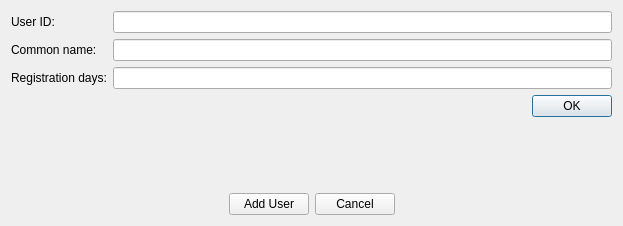
Above: src/qt/forms/bdapadduserdialog.ui from duality-solutions/Dynamic before the change. Below: the same form after it.
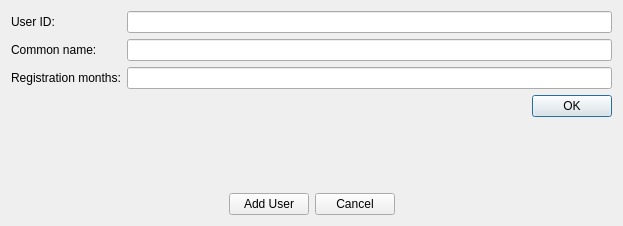
That is the form after the change. Icons and pictures are not drawn.

Commit message: [BDAP] Change "Registration days" to "Registration months" in UI - default account registration to 2 years or 24 months.

```diff
--- a/src/qt/forms/bdapadduserdialog.ui
+++ b/src/qt/forms/bdapadduserdialog.ui
@@ -37,7 +37,7 @@
        <item row="2" column="0">
         <widget class="QLabel" name="labelRegistrationDays">
          <property name="text">
-          <string>Registration days:</string>
+          <string>Registration months:</string>
          </property>
         </widget>
        </item>
```
The commit also changes 8 other files.
